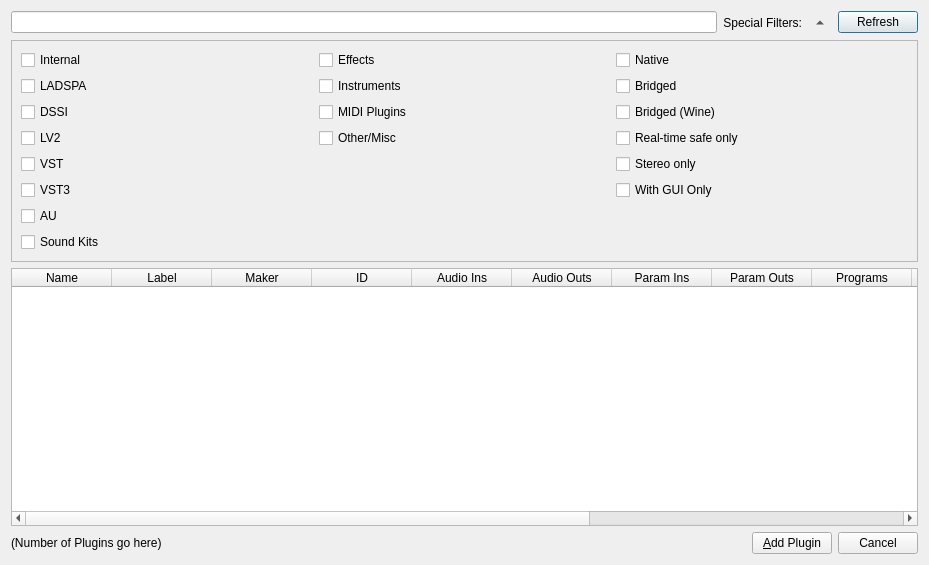
falkTX/Carla, file resources/ui/carla_database.ui: the form before one commit.
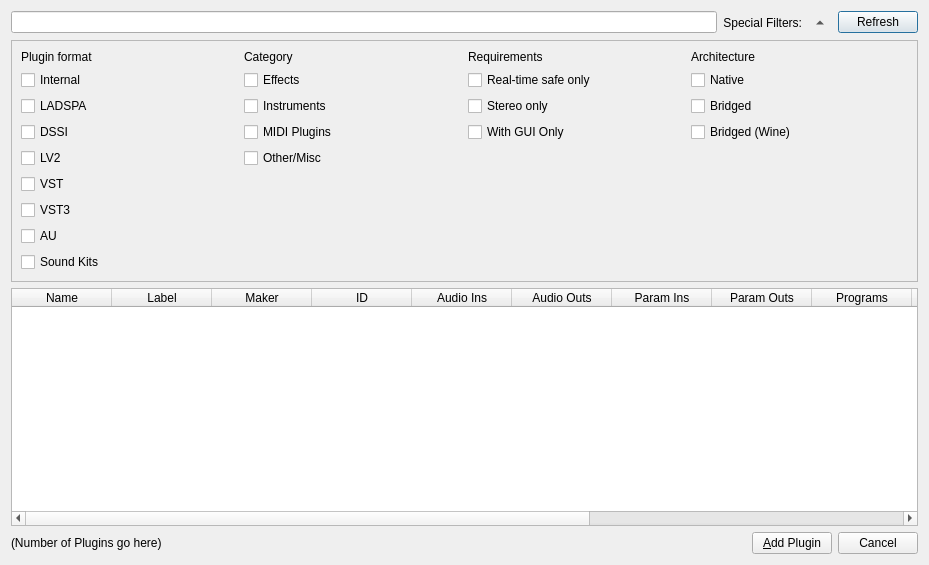
The form after the commit. Icons and pictures are not drawn.

Commit message: Don't show bridge plugins if experimental flag is off

Diff of the .ui file:
```diff
--- a/resources/ui/carla_database.ui
+++ b/resources/ui/carla_database.ui
@@ -61,98 +61,35 @@
       <enum>QFrame::Sunken</enum>
      </property>
      <layout class="QGridLayout" name="gridLayout">
-      <item row="0" column="1">
-       <widget class="QCheckBox" name="ch_effects">
-        <property name="text">
-         <string>Effects</string>
-        </property>
-       </widget>
-      </item>
-      <item row="2" column="2">
-       <widget class="QCheckBox" name="ch_bridged_wine">
-        <property name="text">
-         <string>Bridged (Wine)</string>
-        </property>
-       </widget>
-      </item>
-      <item row="0" column="0">
-       <widget class="QCheckBox" name="ch_internal">
-        <property name="text">
-         <string>Internal</string>
-        </property>
-       </widget>
-      </item>
-      <item row="6" column="0">
-       <widget class="QCheckBox" name="ch_au">
-        <property name="text">
-         <string>AU</string>
-        </property>
-       </widget>
-      </item>
-      <item row="1" column="0">
-       <widget class="QCheckBox" name="ch_ladspa">
-        <property name="text">
-         <string>LADSPA</string>
-        </property>
-       </widget>
-      </item>
-      <item row="4" column="2">
-       <widget class="QCheckBox" name="ch_stereo">
-        <property name="text">
-         <string>Stereo only</string>
-        </property>
-       </widget>
-      </item>
-      <item row="3" column="1">
-       <widget class="QCheckBox" name="ch_other">
-        <property name="text">
-         <string>Other/Misc</string>
-        </property>
-       </widget>
-      </item>
-      <item row="3" column="0">
-       <widget class="QCheckBox" name="ch_lv2">
-        <property name="text">
-         <string>LV2</string>
-        </property>
-       </widget>
-      </item>
-      <item row="1" column="1">
-       <widget class="QCheckBox" name="ch_instruments">
-        <property name="text">
-         <string>Instruments</string>
-        </property>
-       </widget>
-      </item>
-      <item row="1" column="2">
+      <item row="2" column="4">
        <widget class="QCheckBox" name="ch_bridged">
         <property name="text">
          <string>Bridged</string>
         </property>
        </widget>
       </item>
-      <item row="3" column="2">
-       <widget class="QCheckBox" name="ch_rtsafe">
-        <property name="text">
-         <string>Real-time safe only</string>
-        </property>
-       </widget>
-      </item>
       <item row="2" column="0">
-       <widget class="QCheckBox" name="ch_dssi">
+       <widget class="QCheckBox" name="ch_ladspa">
         <property name="text">
-         <string>DSSI</string>
-        </property>
-       </widget>
-      </item>
-      <item row="0" column="2">
-       <widget class="QCheckBox" name="ch_native">
-        <property name="text">
-         <string>Native</string>
+         <string>LADSPA</string>
         </property>
        </widget>
       </item>
       <item row="2" column="1">
+       <widget class="QCheckBox" name="ch_instruments">
+        <property name="text">
+         <string>Instruments</string>
+        </property>
+       </widget>
+      </item>
+      <item row="7" column="0">
+       <widget class="QCheckBox" name="ch_au">
+        <property name="text">
+         <string>AU</string>
+        </property>
+       </widget>
+      </item>
+      <item row="3" column="1">
        <widget class="QCheckBox" name="ch_midi">
         <property name="text">
          <string>MIDI Plugins</string>
@@ -160,30 +97,121 @@
        </widget>
       </item>
       <item row="4" column="0">
+       <widget class="QCheckBox" name="ch_lv2">
+        <property name="text">
+         <string>LV2</string>
+        </property>
+       </widget>
+      </item>
+      <item row="1" column="4">
+       <widget class="QCheckBox" name="ch_native">
+        <property name="text">
+         <string>Native</string>
+        </property>
+       </widget>
+      </item>
+      <item row="3" column="4">
+       <widget class="QCheckBox" name="ch_bridged_wine">
+        <property name="text">
+         <string>Bridged (Wine)</string>
+        </property>
+       </widget>
+      </item>
+      <item row="3" column="3">
+       <widget class="QCheckBox" name="ch_gui">
+        <property name="text">
+         <string>With GUI Only</string>
+        </property>
+       </widget>
+      </item>
+      <item row="2" column="3">
+       <widget class="QCheckBox" name="ch_stereo">
+        <property name="text">
+         <string>Stereo only</string>
+        </property>
+       </widget>
+      </item>
+      <item row="1" column="3">
+       <widget class="QCheckBox" name="ch_rtsafe">
+        <property name="text">
+         <string>Real-time safe only</string>
+        </property>
+       </widget>
+      </item>
+      <item row="5" column="0">
        <widget class="QCheckBox" name="ch_vst">
         <property name="text">
          <string>VST</string>
         </property>
        </widget>
       </item>
-      <item row="7" column="0">
+      <item row="3" column="0">
+       <widget class="QCheckBox" name="ch_dssi">
+        <property name="text">
+         <string>DSSI</string>
+        </property>
+       </widget>
+      </item>
+      <item row="4" column="1">
+       <widget class="QCheckBox" name="ch_other">
+        <property name="text">
+         <string>Other/Misc</string>
+        </property>
+       </widget>
+      </item>
+      <item row="1" column="0">
+       <widget class="QCheckBox" name="ch_internal">
+        <property name="text">
+         <string>Internal</string>
+        </property>
+       </widget>
+      </item>
+      <item row="8" column="0">
        <widget class="QCheckBox" name="ch_kits">
         <property name="text">
          <string>Sound Kits</string>
         </property>
        </widget>
       </item>
-      <item row="5" column="0">
+      <item row="6" column="0">
        <widget class="QCheckBox" name="ch_vst3">
         <property name="text">
          <string>VST3</string>
         </property>
        </widget>
       </item>
-      <item row="5" column="2">
-       <widget class="QCheckBox" name="ch_gui">
+      <item row="1" column="1">
+       <widget class="QCheckBox" name="ch_effects">
         <property name="text">
-         <string>With GUI Only</string>
+         <string>Effects</string>
+        </property>
+       </widget>
+      </item>
+      <item row="0" column="0">
+       <widget class="QLabel" name="l_format">
+        <property name="text">
+         <string>Plugin format</string>
+        </property>
+       </widget>
+      </item>
+      <item row="0" column="1">
+       <widget class="QLabel" name="l_category">
+        <property name="text">
+         <string>Category</string>
+        </property>
+       </widget>
+      </item>
+      <item row="0" column="3">
+       <widget class="QLabel" name="l_reqs">
+        <property name="text">
+         <string>Requirements</string>
+        </property>
+       </widget>
+      </item>
+      <item row="0" column="4">
+       <widget class="QLabel" name="l_arch">
+        <property name="text">
+         <string>Architecture</string>
         </property>
        </widget>
       </item>
```
The commit also changes 4 other files.
